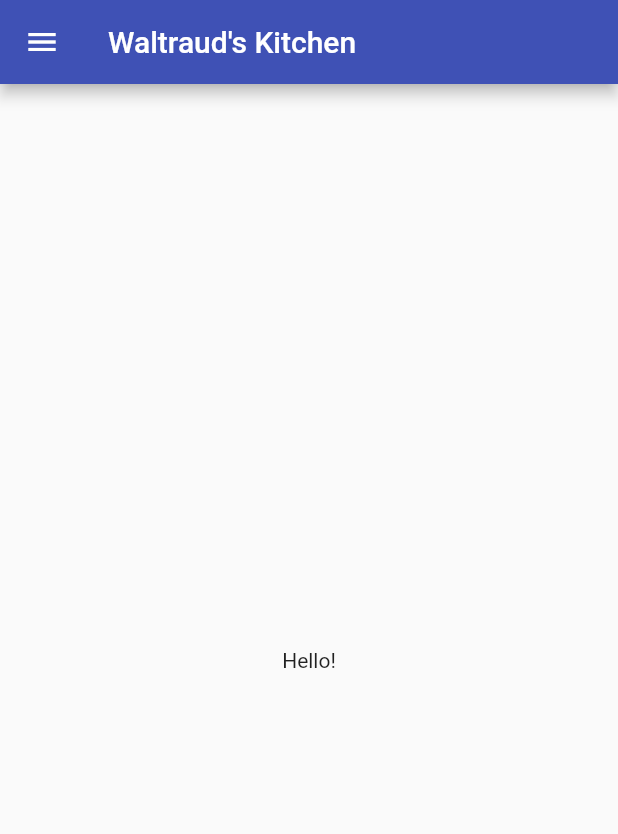
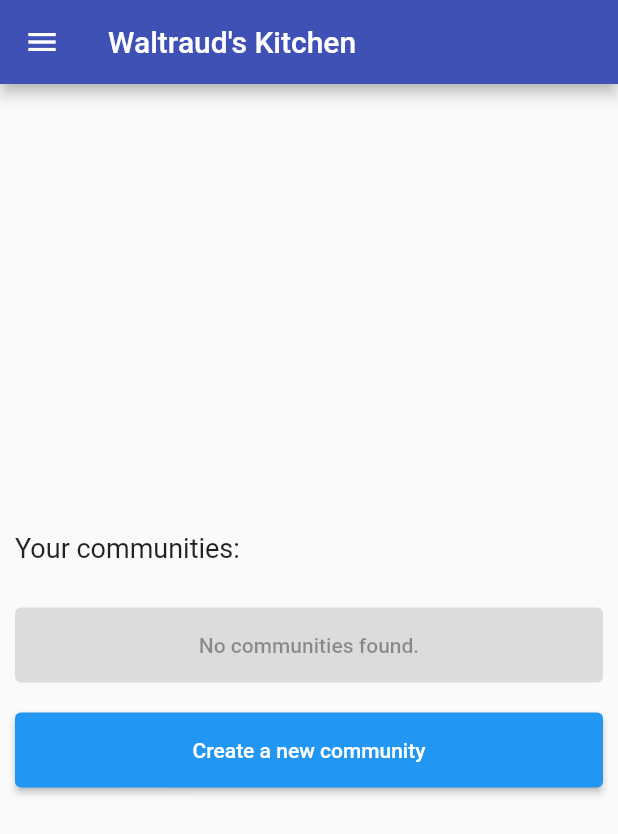
Before and after one commit to dArignac/waltrauds_kitchen, a Flutter app: the screen it shows once a user with an empty profile is signed in, on a phone screen of 412 x 824 dp. Shown: the top 834 px of the screen. Run offline on Flutter 3.47's test engine with Material 2 defaults, Android fonts, the phone set to English and light mode, and no system bars; our stand-ins replace cloud_firestore, firebase_auth, firebase_core, flutter_signin_button, google_sign_in; accounts and stored records are empty; generated files the repository leaves out were written again.

Commit message:
started with community selection list #12

```diff
--- a/analysis_options.yaml
+++ b/analysis_options.yaml
@@ -24,6 +24,7 @@ linter:
   rules:
     # avoid_print: false  # Uncomment to disable the `avoid_print` rule
     # prefer_single_quotes: true  # Uncomment to enable the `prefer_single_quotes` rule
+    prefer_single_quotes: true
 
 # Additional information about this file can be found at
 # https://dart.dev/guides/language/analysis-options
--- a/lib/auth.dart
+++ b/lib/auth.dart
@@ -8,7 +8,7 @@ import 'package:flutter_signin_button/flutter_signin_button.dart';
 import 'package:google_sign_in/google_sign_in.dart';
 import 'package:waltrauds_kitchen/widgets/center.dart';
 
-import 'firebase.dart';
+import 'database.dart';
 import 'main.dart';
 
 final FirebaseAuth _auth = FirebaseAuth.instance;
@@ -66,7 +66,7 @@ class _AuthGateState extends State<AuthGate> {
         // FIXME need to merge only FirebaseAuth data once the user object is extended further
         final userData = AuthenticatedUser(displayName: user.displayName!, photoURL: user.photoURL ?? '').toJson();
         // FIXME add general error handling
-        users.doc(user.uid).set(userData).onError((error, _) => print("Error writing user document: $error"));
+        users.doc(user.uid).set(userData).onError((error, _) => print('Error writing user document: $error'));
       });
     } else {
       // FIXME if auth failed we're lost
@@ -128,7 +128,7 @@ class _AuthGateState extends State<AuthGate> {
                   width: double.infinity,
                   height: 50,
                   child: Center(
-                    child: isLoading ? const LinearProgressIndicator() : const Text("Please log in to continue:"),
+                    child: isLoading ? const LinearProgressIndicator() : const Text('Please log in to continue:'),
                   ),
                 ),
                 // iterate the auth buttons
--- /dev/null
+++ b/lib/communities/list.dart
@@ -0,0 +1,112 @@
+import 'package:cloud_firestore/cloud_firestore.dart';
+import 'package:firebase_auth/firebase_auth.dart';
+import 'package:flutter/material.dart';
+import 'package:waltrauds_kitchen/database.dart';
+import 'package:waltrauds_kitchen/widgets/error.dart';
+
+class CommunitySelector extends StatefulWidget {
+  const CommunitySelector({Key? key}) : super(key: key);
+
+  @override
+  State<CommunitySelector> createState() => _CommunitySelectorState();
+}
+
+_getSizedBox(Widget child) {
+  return SizedBox(
+    width: double.infinity,
+    height: 50,
+    child: child,
+  );
+}
+
+/// List and link all communities.
+/// Show community addition button.
+class _CommunitySelectorState extends State<CommunitySelector> {
+  @override
+  Widget build(BuildContext context) {
+    return StreamBuilder<User?>(
+        stream: FirebaseAuth.instance.authStateChanges(),
+        builder: (context, snapshot) {
+          if (snapshot.hasData) {
+            List<Widget> children = [
+              _getSizedBox(
+                const Text(
+                  'Your communities:',
+                  style: TextStyle(fontSize: 18),
+                ),
+              ),
+              CommunityLinkList(userId: snapshot.data?.uid),
+              const SizedBox(height: 20),
+              _getSizedBox(
+                ElevatedButton(
+                  onPressed: () {},
+                  style: ElevatedButton.styleFrom(primary: Theme.of(context).colorScheme.secondary), // FIXME impl
+                  child: const Text('Create a new community'),
+                ),
+              ),
+            ];
+
+            return Padding(
+              padding: const EdgeInsets.all(10),
+              child: SizedBox(
+                width: 500,
+                child: Column(
+                  crossAxisAlignment: CrossAxisAlignment.start,
+                  children: children,
+                ),
+              ),
+            );
+          } else {
+            return const UnauthorizedWidget();
+          }
+        });
+  }
+}
+
+class CommunityLinkList extends StatefulWidget {
+  final String? userId;
+  const CommunityLinkList({Key? key, required this.userId}) : super(key: key);
+
+  @override
+  State<CommunityLinkList> createState() => _CommunityLinkListState();
+}
+
+class _CommunityLinkListState extends State<CommunityLinkList> {
+  @override
+  Widget build(BuildContext context) {
+    if (widget.userId == null) {
+      return const UnauthorizedWidget();
+    }
+
+    return _getCommunities();
+  }
+
+  _getCommunities() {
+    return FutureBuilder<List<QueryDocumentSnapshot<Community>>>(
+        future: getCommunities(), // FIXME only list the comms the user belongs to
+        builder: (context, snapshot) {
+          List<Widget> communityLinks = [];
+
+          snapshot.data?.forEach((element) {
+            communityLinks.add(
+              _getSizedBox(
+                ElevatedButton(
+                  onPressed: () {}, // FIXME impl
+                  child: Text(element.data().name),
+                ),
+              ),
+            );
+          });
+
+          if (communityLinks.isEmpty) {
+            communityLinks = [
+              _getSizedBox(const ElevatedButton(
+                onPressed: null,
+                child: Text('No communities found.'),
+              )),
+            ];
+          }
+          return Column(children: communityLinks);
+        });
+  }
+}
--- /dev/null
+++ b/lib/database.dart
@@ -0,0 +1,48 @@
+import 'package:cloud_firestore/cloud_firestore.dart';
+
+/// The user class as stored in Firestore. Cannot use the name "User" as this clashes with the FirebaseAuth user.
+class AuthenticatedUser {
+  final String displayName;
+  final String photoURL;
+
+  AuthenticatedUser({required this.displayName, required this.photoURL});
+
+  AuthenticatedUser.fromJson(Map<String, Object?> json)
+      : this(
+          displayName: json['displayName']! as String,
+          photoURL: json['photoURL']! as String,
+        );
+
+  Map<String, Object?> toJson() {
+    return {
+      'displayName': displayName,
+      'photoURL': photoURL,
+    };
+  }
+}
+
+class Community {
+  final String name;
+
+  Community({required this.name});
+
+  Community.fromJson(Map<String, Object?> json)
+      : this(
+          name: json['name']! as String,
+        );
+
+  Map<String, Object?> toJson() {
+    return {
+      'name': name,
+    };
+  }
+}
+
+final communityRef = FirebaseFirestore.instance.collection('communities').withConverter<Community>(
+      fromFirestore: (snapshot, _) => Community.fromJson(snapshot.data()!),
+      toFirestore: (community, _) => community.toJson(),
+    );
+
+Future<List<QueryDocumentSnapshot<Community>>> getCommunities() async {
+  return await communityRef.get().then((value) => value.docs);
+}
--- a/lib/drawer.dart
+++ b/lib/drawer.dart
@@ -1,7 +1,7 @@
 import 'package:cloud_firestore/cloud_firestore.dart';
 import 'package:firebase_auth/firebase_auth.dart';
 import 'package:flutter/material.dart';
-import 'package:waltrauds_kitchen/firebase.dart';
+import 'package:waltrauds_kitchen/database.dart';
 import 'globals.dart' as globals;
 
 final FirebaseAuth _auth = FirebaseAuth.instance;
--- a/lib/firebase.dart
+++ /dev/null
@@ -1,20 +0,0 @@
-/// The user class as stored in Firestore. Cannot use the name "User" as this clashes with the FirebaseAuth user.
-class AuthenticatedUser {
-  final String displayName;
-  final String photoURL;
-
-  AuthenticatedUser({required this.displayName, required this.photoURL});
-
-  AuthenticatedUser.fromJson(Map<String, Object?> json)
-      : this(
-          displayName: json['displayName']! as String,
-          photoURL: json['photoURL']! as String,
-        );
-
-  Map<String, Object?> toJson() {
-    return {
-      'displayName': displayName,
-      'photoURL': photoURL,
-    };
-  }
-}
--- a/lib/main.dart
+++ b/lib/main.dart
@@ -3,6 +3,7 @@ import 'package:firebase_auth/firebase_auth.dart';
 import 'package:firebase_core/firebase_core.dart';
 import 'package:flutter/material.dart';
 import 'package:waltrauds_kitchen/auth.dart';
+import 'package:waltrauds_kitchen/communities/list.dart';
 import 'package:waltrauds_kitchen/drawer.dart';
 import 'package:waltrauds_kitchen/widgets/center.dart';
 
@@ -39,10 +40,11 @@ class WaltraudKitchenApp extends StatelessWidget {
   // This widget is the root of your application.
   @override
   Widget build(BuildContext context) {
+    final ThemeData theme = ThemeData(primarySwatch: Colors.indigo);
     return MaterialApp(
       title: globals.applicationName,
-      theme: ThemeData(
-        primarySwatch: Colors.indigo,
+      theme: theme.copyWith(
+        colorScheme: theme.colorScheme.copyWith(secondary: Colors.blue),
       ),
       darkTheme: ThemeData.dark(),
       home: Scaffold(
@@ -52,14 +54,8 @@ class WaltraudKitchenApp extends StatelessWidget {
           stream: FirebaseAuth.instance.authStateChanges(),
           builder: (context, snapshot) {
             if (snapshot.hasData) {
-              return CenterWidget(
-                children: [
-                  Column(
-                    children: const [
-                      Text("Hello!"),
-                    ],
-                  )
-                ],
+              return const CenterWidget(
+                children: [CommunitySelector()],
               );
             }
             return const AuthGate();
--- /dev/null
+++ b/lib/widgets/error.dart
@@ -0,0 +1,17 @@
+import 'package:flutter/material.dart';
+
+class UnauthorizedWidget extends StatelessWidget {
+  const UnauthorizedWidget({Key? key}) : super(key: key);
+
+  @override
+  Widget build(BuildContext context) {
+    return Container(
+      color: Colors.red,
+      padding: const EdgeInsets.all(10),
+      child: const Text(
+        'You are not allowed to view the requested resource!',
+        style: TextStyle(color: Colors.white),
+      ),
+    );
+  }
+}
```
Also changed, not shown: 1 other file.
